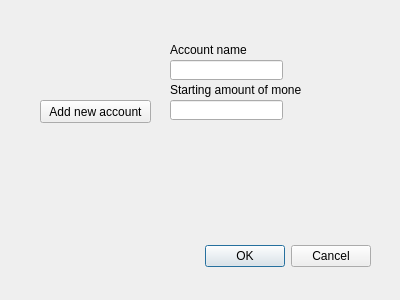
CRaNkXD/PyMoneyOrga, file PyMoneyOrga/PyMoneyOrga/gui/dialogCreateNewAccount.ui: the form before one commit.
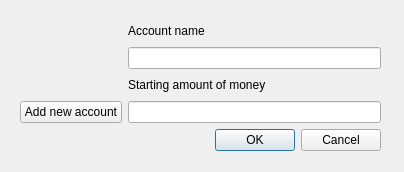
The form after the commit.

Commit message: added dialog window

What changed in the file:
```diff
--- a/PyMoneyOrga/PyMoneyOrga/gui/dialogCreateNewAccount.ui
+++ b/PyMoneyOrga/PyMoneyOrga/gui/dialogCreateNewAccount.ui
@@ -2,98 +2,117 @@
 <ui version="4.0">
  <class>dialogCreateNewAccount</class>
  <widget class="QDialog" name="dialogCreateNewAccount">
+  <property name="enabled">
+   <bool>true</bool>
+  </property>
   <property name="geometry">
    <rect>
     <x>0</x>
     <y>0</y>
-    <width>400</width>
-    <height>300</height>
+    <width>404</width>
+    <height>172</height>
    </rect>
   </property>
+  <property name="sizePolicy">
+   <sizepolicy hsizetype="Expanding" vsizetype="Expanding">
+    <horstretch>0</horstretch>
+    <verstretch>0</verstretch>
+   </sizepolicy>
+  </property>
+  <property name="minimumSize">
+   <size>
+    <width>400</width>
+    <height>170</height>
+   </size>
+  </property>
   <property name="windowTitle">
    <string>CreateNewAccount</string>
   </property>
-  <widget class="QDialogButtonBox" name="buttonBox">
+  <property name="sizeGripEnabled">
+   <bool>false</bool>
+  </property>
+  <property name="modal">
+   <bool>false</bool>
+  </property>
+  <widget class="QWidget" name="">
    <property name="geometry">
     <rect>
-     <x>30</x>
-     <y>240</y>
-     <width>341</width>
-     <height>32</height>
+     <x>20</x>
+     <y>20</y>
+     <width>361</width>
+     <height>131</height>
     </rect>
    </property>
-   <property name="orientation">
-    <enum>Qt::Horizontal</enum>
-   </property>
-   <property name="standardButtons">
-    <set>QDialogButtonBox::Cancel|QDialogButtonBox::Ok</set>
-   </property>
+   <layout class="QVBoxLayout" name="verticalLayout">
+    <property name="sizeConstraint">
+     <enum>QLayout::SetNoConstraint</enum>
+    </property>
+    <item>
+     <layout class="QGridLayout" name="gridLayout">
+      <property name="sizeConstraint">
+       <enum>QLayout::SetNoConstraint</enum>
+      </property>
+      <item row="0" column="1">
+       <widget class="QLabel" name="labelAccountName">
+        <property name="text">
+         <string>Account name</string>
+        </property>
+        <property name="buddy">
+         <cstring>inputAccountName</cstring>
+        </property>
+       </widget>
+      </item>
+      <item row="1" column="1">
+       <widget class="QLineEdit" name="inputAccountName"/>
+      </item>
+      <item row="2" column="1">
+       <widget class="QLabel" name="labelFirstAmount">
+        <property name="text">
+         <string>Starting amount of money</string>
+        </property>
+        <property name="buddy">
+         <cstring>inputInitialAmount</cstring>
+        </property>
+       </widget>
+      </item>
+      <item row="3" column="0">
+       <widget class="QPushButton" name="buttonAddNewAccount">
+        <property name="text">
+         <string>Add new account</string>
+        </property>
+       </widget>
+      </item>
+      <item row="3" column="1">
+       <widget class="QLineEdit" name="inputInitialAmount"/>
+      </item>
+     </layout>
+    </item>
+    <item>
+     <widget class="QDialogButtonBox" name="buttonBox">
+      <property name="orientation">
+       <enum>Qt::Horizontal</enum>
+      </property>
+      <property name="standardButtons">
+       <set>QDialogButtonBox::Cancel|QDialogButtonBox::Ok</set>
+      </property>
+     </widget>
+    </item>
+   </layout>
   </widget>
-  <widget class="QLabel" name="labelAccountName">
-   <property name="geometry">
-    <rect>
-     <x>170</x>
-     <y>40</y>
-     <width>101</width>
-     <height>20</height>
-    </rect>
-   </property>
-   <property name="text">
-    <string>Account name</string>
-   </property>
-   <property name="buddy">
-    <cstring>inputAccountName</cstring>
-   </property>
-  </widget>
-  <widget class="QPushButton" name="buttonAddNewAccount">
-   <property name="geometry">
-    <rect>
-     <x>40</x>
-     <y>100</y>
-     <width>111</width>
-     <height>23</height>
-    </rect>
-   </property>
-   <property name="text">
-    <string>Add new account</string>
-   </property>
-  </widget>
-  <widget class="QLineEdit" name="inputAccountName">
-   <property name="geometry">
-    <rect>
-     <x>170</x>
-     <y>60</y>
-     <width>113</width>
-     <height>20</height>
-    </rect>
-   </property>
-  </widget>
-  <widget class="QLineEdit" name="inputInitialAmount">
-   <property name="geometry">
-    <rect>
-     <x>170</x>
-     <y>100</y>
-     <width>113</width>
-     <height>20</height>
-    </rect>
-   </property>
-  </widget>
-  <widget class="QLabel" name="labelFirstAmount">
-   <property name="geometry">
-    <rect>
-     <x>170</x>
-     <y>80</y>
-     <width>131</width>
-     <height>20</height>
-    </rect>
-   </property>
-   <property name="text">
-    <string>Starting amount of money</string>
-   </property>
-   <property name="buddy">
-    <cstring>inputInitialAmount</cstring>
-   </property>
-  </widget>
+  <zorder>buttonBox</zorder>
+  <zorder>labelAccountName</zorder>
+  <zorder>buttonAddNewAccount</zorder>
+  <zorder>inputAccountName</zorder>
+  <zorder>inputInitialAmount</zorder>
+  <zorder>labelFirstAmount</zorder>
+  <zorder>buttonBox</zorder>
+  <zorder>buttonBox</zorder>
+  <zorder>buttonBox</zorder>
+  <zorder>buttonAddNewAccount</zorder>
+  <zorder>inputAccountName</zorder>
+  <zorder>labelAccountName</zorder>
+  <zorder>inputInitialAmount</zorder>
+  <zorder>labelFirstAmount</zorder>
  </widget>
  <resources/>
  <connections>
```
The commit also changes 15 other files.
